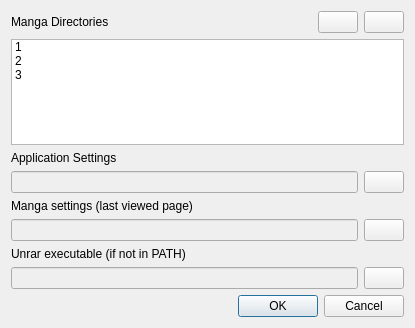
Qt form ui_settings.ui (jschmer/PyMangaReader) before a commit.
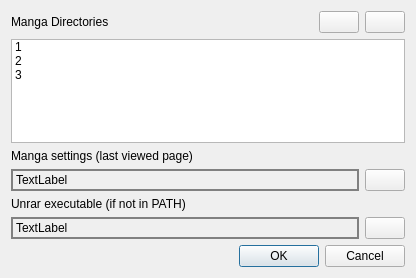
The same form after that commit. Icons and pictures are not drawn.

Commit message: adjusting settings dialog

Patch:
```diff
--- a/ui_settings.ui
+++ b/ui_settings.ui
@@ -6,8 +6,8 @@
    <rect>
     <x>0</x>
     <y>0</y>
-    <width>415</width>
-    <height>328</height>
+    <width>416</width>
+    <height>278</height>
    </rect>
   </property>
   <property name="windowTitle">
@@ -80,35 +80,6 @@
        </item>
       </widget>
      </item>
-     <item>
-      <widget class="QLabel" name="label_2">
-       <property name="text">
-        <string>Application Settings</string>
-       </property>
-      </widget>
-     </item>
-     <item>
-      <layout class="QHBoxLayout" name="horizontalLayout_4">
-       <item>
-        <widget class="QLineEdit" name="textAppSettings">
-         <property name="enabled">
-          <bool>false</bool>
-         </property>
-        </widget>
-       </item>
-       <item>
-        <widget class="QPushButton" name="pushSelectAppSettingsDir">
-         <property name="text">
-          <string/>
-         </property>
-         <property name="icon">
-          <iconset resource="images_res.qrc">
-           <normaloff>:/newPrefix/images/open_folder.png</normaloff>:/newPrefix/images/open_folder.png</iconset>
-         </property>
-        </widget>
-       </item>
-      </layout>
-     </item>
      <item>
       <widget class="QLabel" name="label_3">
        <property name="text">
@@ -119,10 +90,22 @@
      <item>
       <layout class="QHBoxLayout" name="horizontalLayout_2">
        <item>
-        <widget class="QLineEdit" name="textMangaSettings">
-         <property name="enabled">
+        <widget class="QLabel" name="labelMangaSettings">
+         <property name="sizePolicy">
+          <sizepolicy hsizetype="Expanding" vsizetype="Preferred">
+           <horstretch>0</horstretch>
+           <verstretch>0</verstretch>
+          </sizepolicy>
+         </property>
+         <property name="autoFillBackground">
           <bool>false</bool>
          </property>
+         <property name="styleSheet">
+          <string notr="true">border: 2px solid grey</string>
+         </property>
+         <property name="text">
+          <string>TextLabel</string>
+         </property>
         </widget>
        </item>
        <item>
@@ -148,10 +131,22 @@
      <item>
       <layout class="QHBoxLayout" name="horizontalLayout_3">
        <item>
-        <widget class="QLineEdit" name="textUnrarExe">
-         <property name="enabled">
+        <widget class="QLabel" name="labelUnrarExe">
+         <property name="sizePolicy">
+          <sizepolicy hsizetype="Expanding" vsizetype="Preferred">
+           <horstretch>0</horstretch>
+           <verstretch>0</verstretch>
+          </sizepolicy>
+         </property>
+         <property name="autoFillBackground">
           <bool>false</bool>
          </property>
+         <property name="styleSheet">
+          <string notr="true">border: 2px solid grey</string>
+         </property>
+         <property name="text">
+          <string>TextLabel</string>
+         </property>
         </widget>
        </item>
        <item>
```
Left out of the diff: 6 changed lines with no effect on the pictures. The commit also changes 5 other files.
